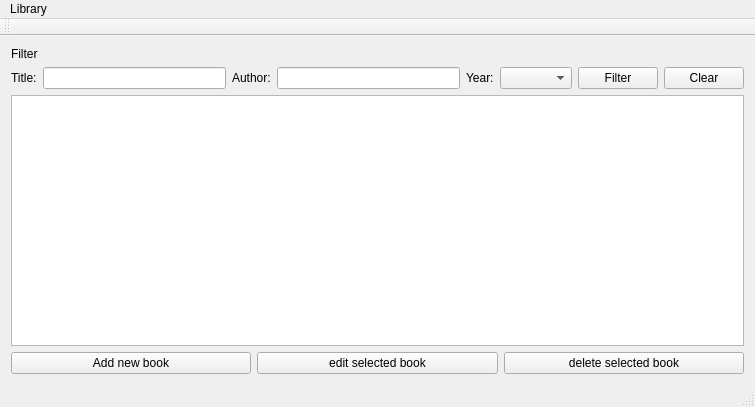
Before: the Qt Designer form booklistwidget.ui in rdwornik/EGUI-Library-in-Qt, drawn with Qt 5.
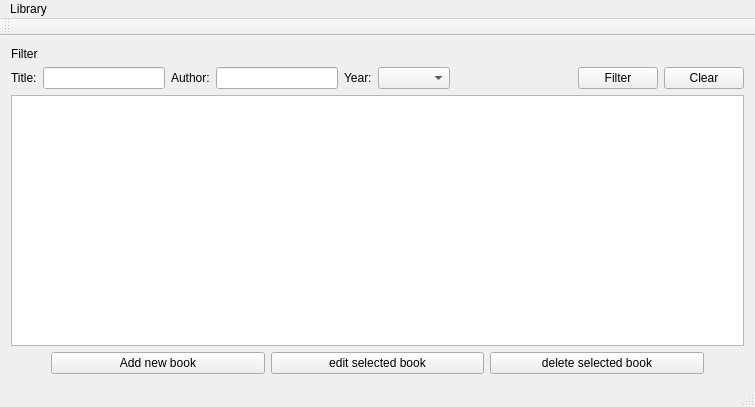
After: the same form once the commit is applied.

Patch:
```diff
--- a/booklistwidget.ui
+++ b/booklistwidget.ui
@@ -70,6 +70,19 @@
         </property>
        </widget>
       </item>
+      <item>
+       <spacer name="horizontalSpacer">
+        <property name="orientation">
+         <enum>Qt::Horizontal</enum>
+        </property>
+        <property name="sizeHint" stdset="0">
+         <size>
+          <width>40</width>
+          <height>20</height>
+         </size>
+        </property>
+       </spacer>
+      </item>
       <item>
        <widget class="QPushButton" name="filterBooksButton">
         <property name="text">
@@ -91,6 +104,22 @@
     </item>
     <item row="3" column="0">
      <layout class="QHBoxLayout" name="horizontalLayout">
+      <item>
+       <spacer name="horizontalSpacer_2">
+        <property name="orientation">
+         <enum>Qt::Horizontal</enum>
+        </property>
+        <property name="sizeType">
+         <enum>QSizePolicy::Preferred</enum>
+        </property>
+        <property name="sizeHint" stdset="0">
+         <size>
+          <width>40</width>
+          <height>20</height>
+         </size>
+        </property>
+       </spacer>
+      </item>
       <item>
        <widget class="QPushButton" name="addBookButton">
         <property name="text">
@@ -112,6 +141,22 @@
         </property>
        </widget>
       </item>
+      <item>
+       <spacer name="horizontalSpacer_3">
+        <property name="orientation">
+         <enum>Qt::Horizontal</enum>
+        </property>
+        <property name="sizeType">
+         <enum>QSizePolicy::Preferred</enum>
+        </property>
+        <property name="sizeHint" stdset="0">
+         <size>
+          <width>40</width>
+          <height>20</height>
+         </size>
+        </property>
+       </spacer>
+      </item>
      </layout>
     </item>
    </layout>
```
Left out of the diff: 6 changed lines with no effect on the pictures.
